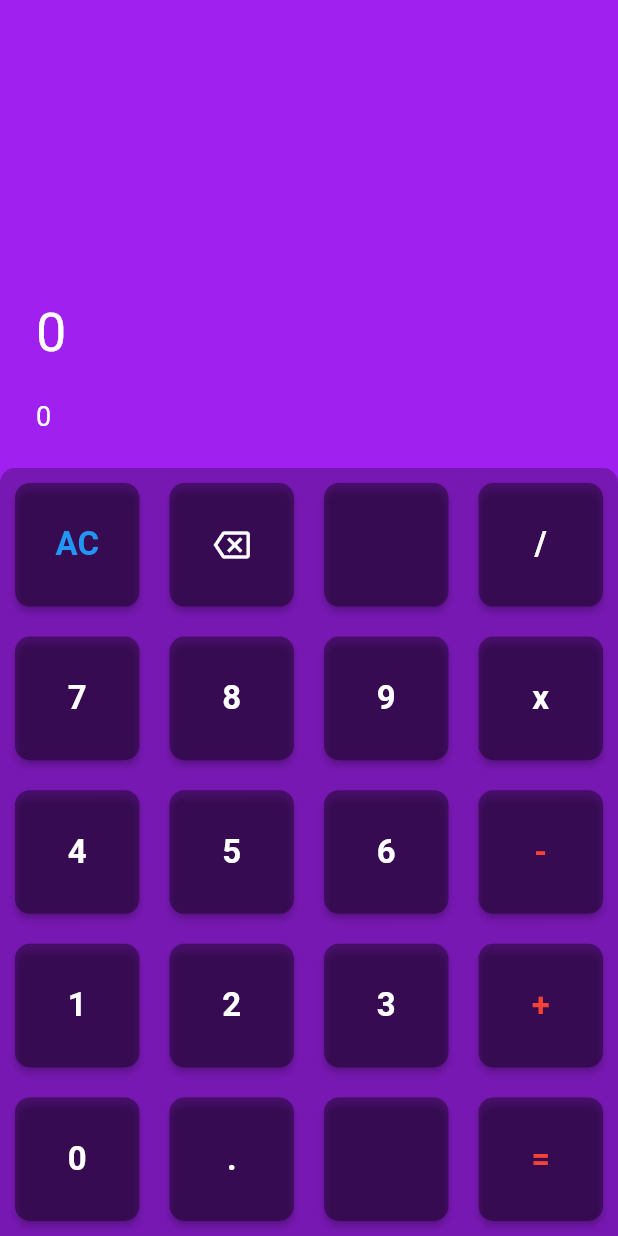
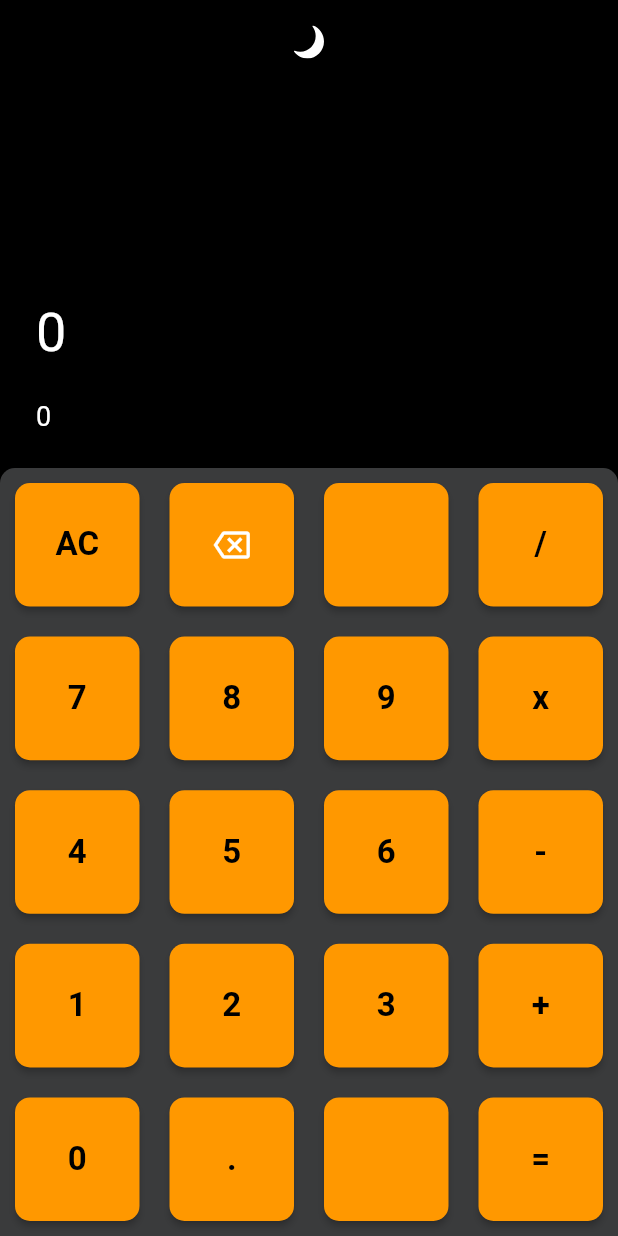
Before and after one commit to mercyjae/calculator_app, a Flutter app: the screen it shows after launch, on a phone screen of 412 x 824 dp. Run offline on Flutter 3.47's test engine with Material 2 defaults, Android fonts, the phone set to English and light mode, and no system bars; our stand-ins replace flutter_riverpod, flutter_svg, math_expressions.

Commit message:
themeing

```diff
--- a/lib/button_widget.dart
+++ b/lib/button_widget.dart
@@ -13,22 +13,21 @@ class ButtonWidget extends StatelessWidget {
 
   @override
   Widget build(BuildContext context) {
-    final color = getTextColor(text);
-    final double fontSize = Utils.isOperator(text) && text == "=" ? 26 : 22;
+   // final color = getTextColor(text);
+    final double fontSize = Utils.isOperator(text) && text == "=" ? 20 : 22;
     final style = TextStyle(
-        color: color, fontSize: fontSize, fontWeight: FontWeight.bold);
+         fontSize: fontSize, fontWeight: FontWeight.bold);
     return Expanded(
       child: Container(
         height: double.infinity,
-        margin: EdgeInsets.all(10),
+        margin: const EdgeInsets.all(10),
         child: ElevatedButton(
             onPressed: onclicked,
             style: ElevatedButton.styleFrom(
-                primary: Colors.black38,
                 shape: RoundedRectangleBorder(
                     borderRadius: BorderRadius.circular(10))),
             child: text == "<"
-                ? Icon(
+                ? const Icon(
                     Icons.backspace_outlined,
                     color: Colors.white,
                   )
@@ -39,16 +38,16 @@ class ButtonWidget extends StatelessWidget {
       ),
     );
   }
-}
+  Color getTextColor(String buttonText, ) {
+    bool _isTheme = false;
+  switch (buttonText) {
 
-Color getTextColor(String buttonText) {
-  switch (buttonText) {
     case "-":
     case "-":
     case "*":
     case "+":
     case "=":
-      return Colors.red;
+      return _isTheme ? Colors.black : Colors.white;
     case "AC":
     case "<":
       return Colors.blue;
@@ -56,3 +55,4 @@ Color getTextColor(String buttonText) {
       return Colors.white;
   }
 }
+}
--- a/lib/main.dart
+++ b/lib/main.dart
@@ -1,43 +1,47 @@
 import 'package:calculator/button_widget.dart';
 import 'package:calculator/riverpod.dart';
+import 'package:calculator/theme_color.dart';
 import 'package:flutter/material.dart';
 import 'package:flutter_riverpod/flutter_riverpod.dart';
+import 'package:flutter_svg/flutter_svg.dart';
 
 void main() {
   runApp(const ProviderScope(child: MyApp()));
 }
 
-class MyApp extends StatelessWidget {
+class MyApp extends StatefulWidget {
   const MyApp({Key? key}) : super(key: key);
 
-  // This widget is the root of your application.
+  @override
+  State<MyApp> createState() => _MyAppState();
+}
+
+class _MyAppState extends State<MyApp> {
+  bool _isTheme = false;
   @override
   Widget build(BuildContext context) {
  return MaterialApp(
             debugShowCheckedModeBanner: false,
             title: 'Flutter Demo',
-        theme: ThemeData(
-          primarySwatch: Colors.blue,
-        ),
-        home: const Calculator());
-  }
-}
+             theme: _isTheme ? MyTheme.lightTheme :  MyTheme.darkTheme,
+            home: Scaffold(
+          appBar: AppBar(
+          title: Center(child: InkWell(onTap: (){
+          setState(() {
+            _isTheme = !_isTheme;
+          });
+          },
+            child: _isTheme?SvgPicture.asset('assets/icons/sun.svg',color: Colors.black,):
+            SvgPicture.asset('assets/icons/moon.svg',color: Colors.white,))),
+          elevation: 0),
+          body: Column(children: [
 
-class Calculator extends StatelessWidget {
-  const Calculator({Key? key}) : super(key: key);
-
-  @override
-  Widget build(BuildContext context) {
-    return Scaffold(
-      backgroundColor: Color(0xFFA020F0),
-      appBar: AppBar(backgroundColor: Color(0xFFA020F0), elevation: 0),
-      body: Column(children: [
            Expanded(child: buildResult()),
            Expanded(flex: 2, child: buildButton())
           ]),
-    );
+        ));
+
   }
-
   Widget buildResult() {
     return Consumer(builder: (context, ref, child) {
       final state = ref.watch(calculatorProvider);
@@ -50,15 +54,16 @@ class Calculator extends StatelessWidget {
             Text(
               state.equation,
               overflow: TextOverflow.ellipsis,
-              style: TextStyle(color: Colors.white, fontSize: 36),
+              style:  TextStyle( fontSize: 36),
             ),
-            SizedBox(
+            const SizedBox(
               height: 24,
             ),
             Text(
               state.result,
               overflow: TextOverflow.ellipsis,
-              style: TextStyle(color: Colors.white, fontSize: 18),
+              style:  TextStyle(
+               fontSize: 18),
             )
           ],
         ),
@@ -68,8 +73,8 @@ class Calculator extends StatelessWidget {
 
   Widget buildButton() {
     return Container(
-      decoration: const BoxDecoration(
-        color: Colors.black26,
+      decoration:  BoxDecoration(
+      color: _isTheme? Colors.grey: Color(0xFF3A3B3C),
         borderRadius: BorderRadius.vertical(top: Radius.circular(10)),
       ),
       child: Column(children: [
@@ -85,7 +90,6 @@ class Calculator extends StatelessWidget {
   Widget buildButtonRow(List<String> row) {
     return Consumer(builder: (context, ref, _) {
       final notifier = ref.read(calculatorProvider.notifier);
-      final state = ref.watch(calculatorProvider);
       return Expanded(
         child: Row(
             children: row
@@ -108,8 +112,5 @@ class Calculator extends StatelessWidget {
     });
   }
 
-// void onClickedButton() {
-//   final calculator = context.read(calculatorProvider);
-//   calculator.append(buttonText)
-// }
+
 }
--- a/lib/riverpod.dart
+++ b/lib/riverpod.dart
@@ -1,13 +1,12 @@
 import 'package:calculator/calculator.dart';
-import 'package:calculator/main.dart';
-import 'package:calculator/utils.dart';
 import 'package:flutter_riverpod/flutter_riverpod.dart';
 import 'package:math_expressions/math_expressions.dart';
 
 final calculatorProvider =
     StateNotifierProvider<CalculatorNotifier, Calculators>(
         (ref) => CalculatorNotifier());
-
+// final themeProvider = StateNotifierProvider<ThemeNotifier, ThemeColor>((ref)
+//  =>ThemeNotifier());
 class CalculatorNotifier extends StateNotifier<Calculators> {
   CalculatorNotifier() : super(Calculators());
   void append(String buttonText) {
@@ -35,7 +34,7 @@ class CalculatorNotifier extends StateNotifier<Calculators> {
   }
 
   void clear() {
-    state = state.copy(equation: "0");
+    state = state.copy(equation: "",result: '');
   }
 
   void delete() {
@@ -43,9 +42,9 @@ class CalculatorNotifier extends StateNotifier<Calculators> {
     state = state.copy(equation: equation.substring(0, equation.length - 1));
   }
 
-  void equals() {
-    calculate();
-  }
+  // void equals() {
+  //   calculate();
+  // }
 
   void calculate() {
     final expression = state.equation.replaceAll("x", "*").replaceAll("+", "/");
@@ -55,3 +54,78 @@ class CalculatorNotifier extends StateNotifier<Calculators> {
     state = state.copy(result: result);
   }
 }
+//
+// import 'package:flutter/material.dart';
+// import 'package:flutter_svg/flutter_svg.dart';
+// import 'package:payjaro_flutter/src/app/theme/colors.dart';
+// import 'package:payjaro_flutter/src/features/trovi/ui/user_reward/view/screens/widgets/user_reward_widget.dart';
+// import 'package:payjaro_flutter/src/global/ui/ui_barrel.dart';
+// import 'package:payjaro_flutter/src/global/ui/widgets/button/filled_button.dart';
+// import 'package:payjaro_flutter/src/global/ui/widgets/text/app_text.dart';
+// import 'package:payjaro_flutter/src/utils/constants/assets/assets.dart';
+//
+// import '../../../../../../global/ui/widgets/button/outlined_button.dart';
+//
+// class TroviDiscount extends StatelessWidget {
+//   const TroviDiscount({Key? key}) : super(key: key);
+//
+//   @override
+//   Widget build(BuildContext context) {
+//     return  Scaffold(appBar: PreferredSize(preferredSize: Size.fromHeight(100),
+//       child: AppBar(  leading: IconButton(
+//         icon: SvgPicture.asset(Assets.backArrowIcon,color: AppColors.white,),
+//         onPressed: () {},
+//       ),title: AppText.bold('My Rewards',),centerTitle: true,
+//         backgroundColor: AppColors.primryColor,),
+//     ),
+//       body: Column(
+//         children: [
+//           Container(color: AppColors.grey300,
+//             height: 170,
+//             child: Column(crossAxisAlignment: CrossAxisAlignment.center,
+//                 children: [
+//                   Container(child: Ui.boxHeight(10)),
+//                   AppText.semiBold('Total balance'),
+//                   Ui.boxHeight(8),
+//                   AppText.semiBold('0.00',color: AppColors.primryColor,fontSize: 25),
+//                   Ui.boxHeight(20),
+//                   Padding(
+//                     padding: const EdgeInsets.symmetric(horizontal:20),
+//                     child: Row(mainAxisAlignment: MainAxisAlignment.spaceBetween,
+//                       children: [
+//                         Expanded(child: FilledButton(onPressed: (){},
+//                             child: AppText.medium('Trovi discounts',
+//                                 color: AppColors.white))),
+//                         Ui.boxWidth(70),
+//                         Expanded(child: AppOutlinedButton(onPressed: (){},
+//                             child: AppText.medium('Cashbacks',color: AppColors.primryColor)))
+//                       ],),
+//                   ),
+//
+//
+//
+//                 ]),
+//           ),
+//           Ui.boxHeight(20),
+//           Padding(
+//             padding: const EdgeInsets.symmetric(horizontal: 20),
+//             child: Column(
+//               children: [
+//                 UserRewardWidget(title: '3% cashback from order #23',
+//                   subtitle: 'From Payjaro with',),
+//                 UserRewardWidget(title: '5% cashback from order #12',
+//                   subtitle: 'From MarketSquare with',),
+//                 UserRewardWidget(title: '2% cashback from order #3',
+//                   subtitle: 'From OrangeStar with',),
+//                 UserRewardWidget(title: '1% cashback from order #4',
+//                   subtitle: 'From MarketSquare with',),
+//               ],
+//             ),
+//           )
+//
+//
+//         ],
+//       ),
+//     );
+//   }
+// }
--- /dev/null
+++ b/lib/theme_color.dart
@@ -0,0 +1,39 @@
+import 'package:flutter/material.dart';
+
+class MyTheme {
+  static final darkTheme = ThemeData(
+      appBarTheme: AppBarTheme(backgroundColor: Colors.black),
+      scaffoldBackgroundColor: Colors.black,
+      elevatedButtonTheme: ElevatedButtonThemeData(
+          style: ElevatedButton.styleFrom(primary: Colors.orange)),
+      buttonTheme: const ButtonThemeData(
+        buttonColor: Colors.blueGrey,
+      ),
+      colorScheme: const ColorScheme.dark(),
+      textTheme: TextTheme(
+          button: TextStyle(color: Colors.grey),
+          bodyText1: TextStyle(color: Colors.grey),));
+
+  static final lightTheme = ThemeData(
+      appBarTheme: AppBarTheme(backgroundColor: Colors.white),
+      scaffoldBackgroundColor: Colors.white,
+      colorScheme: const ColorScheme.light(
+        secondary: Colors.yellow,
+      ),
+      iconTheme: const IconThemeData(
+        color: Colors.red,
+      ),
+      elevatedButtonTheme: ElevatedButtonThemeData(
+          style: ElevatedButton.styleFrom(primary: Colors.blueGrey)),
+      primaryIconTheme: const IconThemeData(color: Colors.amber),
+      buttonTheme: const ButtonThemeData(
+        buttonColor: Colors.green,
+      ),
+      textTheme: TextTheme(
+          button: TextStyle(color: Colors.orange),
+          bodyText1: TextStyle(color: Colors.green.shade100))
+
+      );
+
+
+}
--- a/lib/utils.dart
+++ b/lib/utils.dart
@@ -1,16 +1,18 @@
 class Utils {
-  static bool isOperator(
-    String buttonText,
-  ) {
+  static bool isOperator(String buttonText) {
     final operators = ["+", "-", "+", "*"];
     return operators.contains(buttonText);
   }
 
-  static bool isOperatorAtEnd(String equation) {
-    if (equation.isNotEmpty) {
-      return Utils.isOperator(equation);
-    } else {
-      return false;
-    }
-  }
+  // static bool isOperatorAtEnd(String equation) {
+  //   if (equation.isNotEmpty) {
+  //     return Utils.isOperator(equation);
+  //   } else {
+  //     return false;
+  //   }
+  // }
 }
+
+
+
+//
--- a/pubspec.yaml
+++ b/pubspec.yaml
@@ -35,6 +35,7 @@ dependencies:
   # Use with the CupertinoIcons class for iOS style icons.
   cupertino_icons: ^1.0.2
   flutter_riverpod: ^1.0.1
+  flutter_svg: ^1.1.4
   math_expressions: ^2.3.1
 
 dev_dependencies:
@@ -60,8 +61,8 @@ flutter:
   uses-material-design: true
 
   # To add assets to your application, add an assets section, like this:
-  # assets:
-  #   - images/a_dot_burr.jpeg
+  assets:
+    - assets/icons/
   #   - images/a_dot_ham.jpeg
 
   # An image asset can refer to one or more resolution-specific "variants", see
```
Also changed, not shown: assets/icons/moon.svg (added), assets/icons/sun.svg (added), pubspec.lock. Lines whose indentation alone changed are shown as unchanged.
